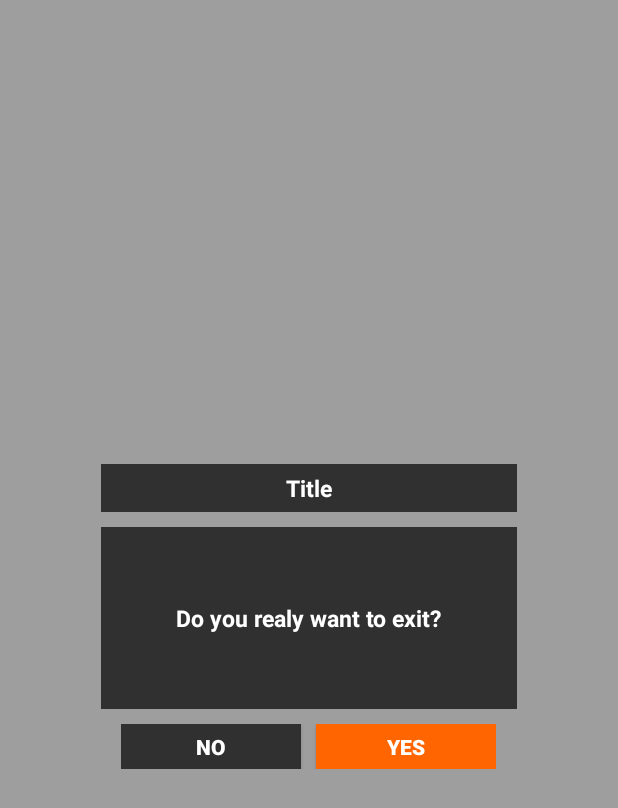
After one commit to lukaszlipski/AndroidGameEngine2D, an Android app: the layout dialog_yes_no.xml on its own in the app's theme, with its tools: preview values and no code run, on a phone screen of 412 x 824 dp. The commit adds this screen. Shown: the top 808 px of the screen. Run offline under Robolectric (Android 15) with nearby library versions, the phone set to English and light mode, and no system bars.

Commit message:
Dialog customization

```diff
--- a/app/src/main/java/com/lucek/androidgameengine2d/gameplay/Game.java
+++ b/app/src/main/java/com/lucek/androidgameengine2d/gameplay/Game.java
@@ -109,7 +109,7 @@ public class Game{
             }
 
 
-            if(IsMoveValid(move)==false) {
+            if(!IsMoveValid(move)) {
                 throw new InvalidMoveException("Invalid move!");
             }
             else {
--- a/app/src/main/java/com/lucek/androidgameengine2d/view/activities/MainMenuActivity.java
+++ b/app/src/main/java/com/lucek/androidgameengine2d/view/activities/MainMenuActivity.java
@@ -5,7 +5,10 @@ import android.content.Intent;
 import android.os.Vibrator;
 import android.support.design.widget.Snackbar;
 import android.support.design.widget.TextInputLayout;
+import android.support.transition.Fade;
+import android.support.transition.TransitionManager;
 import android.view.View;
+import android.view.ViewGroup;
 import android.widget.ArrayAdapter;
 import android.widget.EditText;
 import android.widget.ImageView;
--- /dev/null
+++ b/app/src/main/res/layout/dialog_yes_no.xml
@@ -0,0 +1,71 @@
+<?xml version="1.0" encoding="utf-8"?>
+<RelativeLayout xmlns:android="http://schemas.android.com/apk/res/android"
+    xmlns:tools="http://schemas.android.com/tools"
+    android:layout_width="match_parent"
+    android:layout_height="match_parent"
+    android:background="#88FFFFFF">
+
+    <TextView
+        android:id="@+id/message"
+        android:layout_width="wrap_content"
+        android:layout_height="wrap_content"
+        android:layout_centerInParent="true"
+        android:layout_gravity="center"
+        android:layout_margin="10dp"
+        android:background="@color/background"
+        android:padding="50dp"
+        android:textColor="@android:color/white"
+        android:textSize="15sp"
+        android:textStyle="bold"
+        tools:text="Do you realy want to exit?" />
+
+    <TextView
+        android:id="@+id/title"
+        android:layout_width="wrap_content"
+        android:layout_height="wrap_content"
+        android:layout_gravity="center"
+        android:layout_above="@id/message"
+        android:background="@color/background"
+        android:layout_alignLeft="@id/message"
+        android:layout_alignStart="@id/message"
+        android:layout_alignRight="@id/message"
+        android:layout_alignEnd="@id/message"
+        android:gravity="center"
+        android:padding="5dp"
+        android:textColor="@android:color/white"
+        android:textSize="15sp"
+        android:textStyle="bold"
+        tools:text="Title" />
+
+    <LinearLayout
+        android:layout_width="wrap_content"
+        android:layout_height="wrap_content"
+        android:layout_below="@id/message"
+        android:layout_centerInParent="true"
+        android:layout_gravity="center"
+        android:orientation="horizontal">
+
+        <Button
+            android:id="@+id/negative_button"
+            android:layout_width="120dp"
+            android:layout_height="30dp"
+            android:background="@color/background"
+            android:clickable="true"
+            android:textColor="@android:color/white"
+            android:textStyle="bold"
+            tools:text="No" />
+
+        <Button
+            android:id="@+id/positive_button"
+            android:layout_width="120dp"
+            android:layout_height="30dp"
+            android:layout_marginLeft="10dp"
+            android:layout_marginStart="10dp"
+            android:background="@color/primary"
+            android:clickable="true"
+            android:textColor="@android:color/white"
+            android:textStyle="bold"
+            tools:text="Yes" />
+    </LinearLayout>
+
+</RelativeLayout>
```
Also changed, not shown: app/src/main/java/com/lucek/androidgameengine2d/view/activities/BaseActivity.java (+41 -2 lines), app/src/main/java/com/lucek/androidgameengine2d/view/activities/GameLoopActivity.java (+15 -16 lines), app/src/main/res/layout/activity_main_menu.xml (+9 -2 lines).
